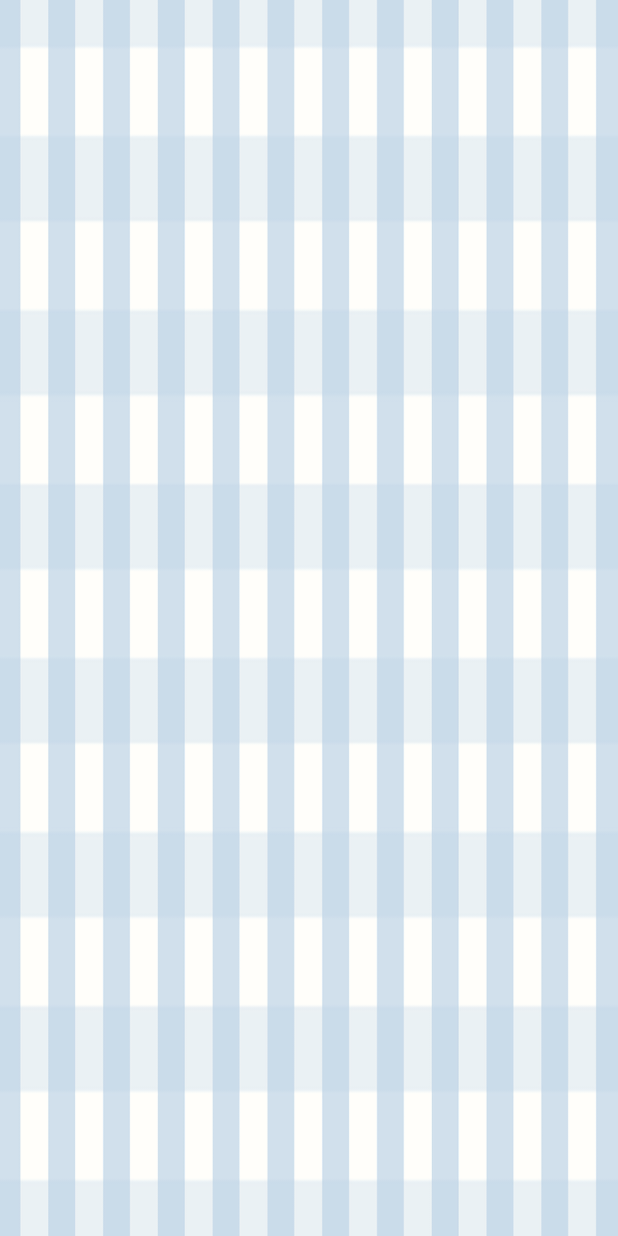
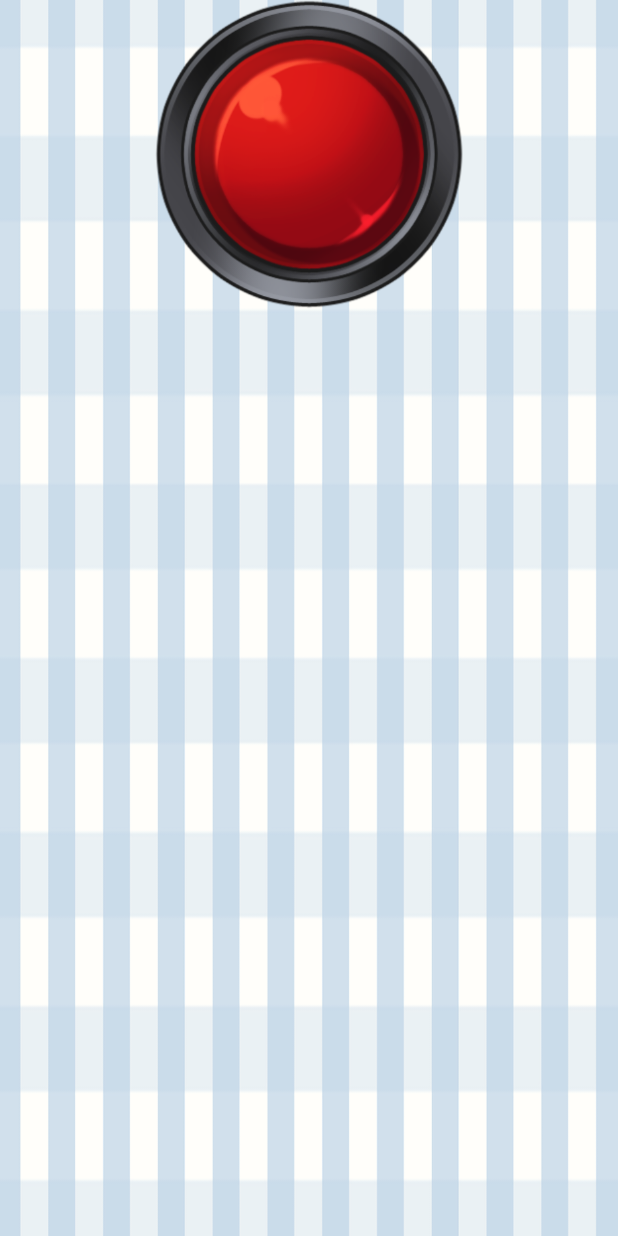
Before and after one commit to duck9827/SPprograming-Term, an Android app: the layout activity_main.xml on its own in the app's theme, with its tools: preview values and no code run, on a phone screen of 412 x 824 dp. Run offline under Robolectric (Android 15) with nearby library versions, the phone set to English and light mode, and no system bars.

Commit message:
부저(종) 이미지버튼 + 클릭시 이미지 변경 기능 추가

```diff
--- a/Hallegali/app/src/main/java/kr/ac/kpu/game/s2017184017/hallegali/MainActivity.java
+++ b/Hallegali/app/src/main/java/kr/ac/kpu/game/s2017184017/hallegali/MainActivity.java
@@ -4,6 +4,7 @@ import androidx.appcompat.app.AppCompatActivity;
 
 import android.content.pm.ActivityInfo;
 import android.os.Bundle;
+import android.view.View;
 import android.view.WindowManager;
 
 public class MainActivity extends AppCompatActivity {
@@ -14,9 +15,14 @@ public class MainActivity extends AppCompatActivity {
 
         setRequestedOrientation(ActivityInfo.SCREEN_ORIENTATION_LANDSCAPE); //가로모드 고정
 
-        getWindow().setFlags(WindowManager.LayoutParams.FLAG_FULLSCREEN,
+        getWindow().setFlags(WindowManager.LayoutParams.FLAG_FULLSCREEN, //풀스크린 모드
                 WindowManager.LayoutParams.FLAG_FULLSCREEN);
 
         setContentView(R.layout.activity_main);
+
+
     }
+
+
+
 }
--- /dev/null
+++ b/Hallegali/app/src/main/res/drawable-mdpi/buzzer_click.xml
@@ -0,0 +1,5 @@
+<?xml version="1.0" encoding="utf-8"?>
+<selector xmlns:android="http://schemas.android.com/apk/res/android">
+    <item android:state_enabled="true" android:state_pressed="false" android:drawable="@mipmap/buzzer"/>
+    <item android:state_enabled="true" android:state_pressed="true" android:drawable="@mipmap/buzzer_pull"/>
+</selector>
--- a/Hallegali/app/src/main/res/layout/activity_main.xml
+++ b/Hallegali/app/src/main/res/layout/activity_main.xml
@@ -1,10 +1,24 @@
 <?xml version="1.0" encoding="utf-8"?>
-<androidx.constraintlayout.widget.ConstraintLayout xmlns:android="http://schemas.android.com/apk/res/android"
+<LinearLayout xmlns:android="http://schemas.android.com/apk/res/android"
     xmlns:app="http://schemas.android.com/apk/res-auto"
     xmlns:tools="http://schemas.android.com/tools"
     android:layout_width="match_parent"
     android:layout_height="match_parent"
-    tools:context=".MainActivity"
-    android:background="@drawable/packground">
+    android:background="@drawable/packground"
+    android:orientation="horizontal"
+    tools:context=".MainActivity">
 
-</androidx.constraintlayout.widget.ConstraintLayout>
+
+    <ImageButton
+        android:id="@+id/buzzer"
+        android:layout_width="match_parent"
+        android:layout_height="206dp"
+        android:layout_gravity="top"
+        android:layout_weight="0.1"
+        android:background="@android:color/transparent"
+        android:padding="0dp"
+        android:scaleType="fitCenter"
+        android:src="@drawable/buzzer_click"
+        />
+
+</LinearLayout>
```
Also changed, not shown: Hallegali/app/src/main/res/mipmap-mdpi/card_back.png (renamed from Hallegali/app/src/main/res/mipmap-mdpi/card_back_.png), Hallegali/app/src/main/res/mipmap-mdpi/card_back2.png (added).
